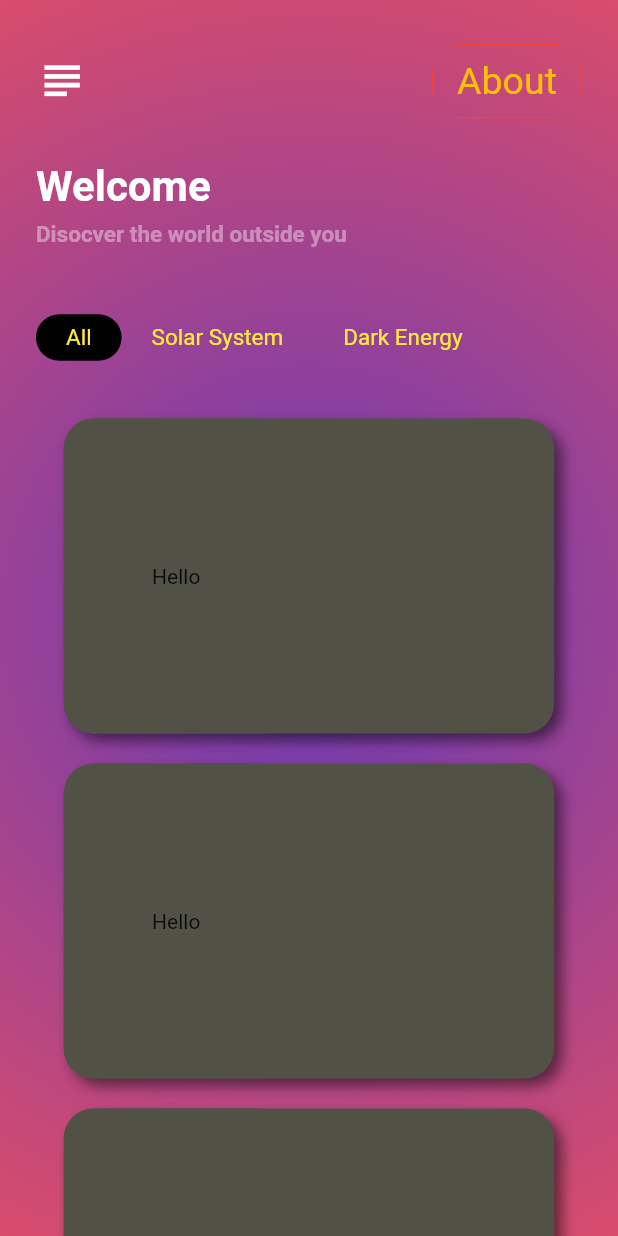
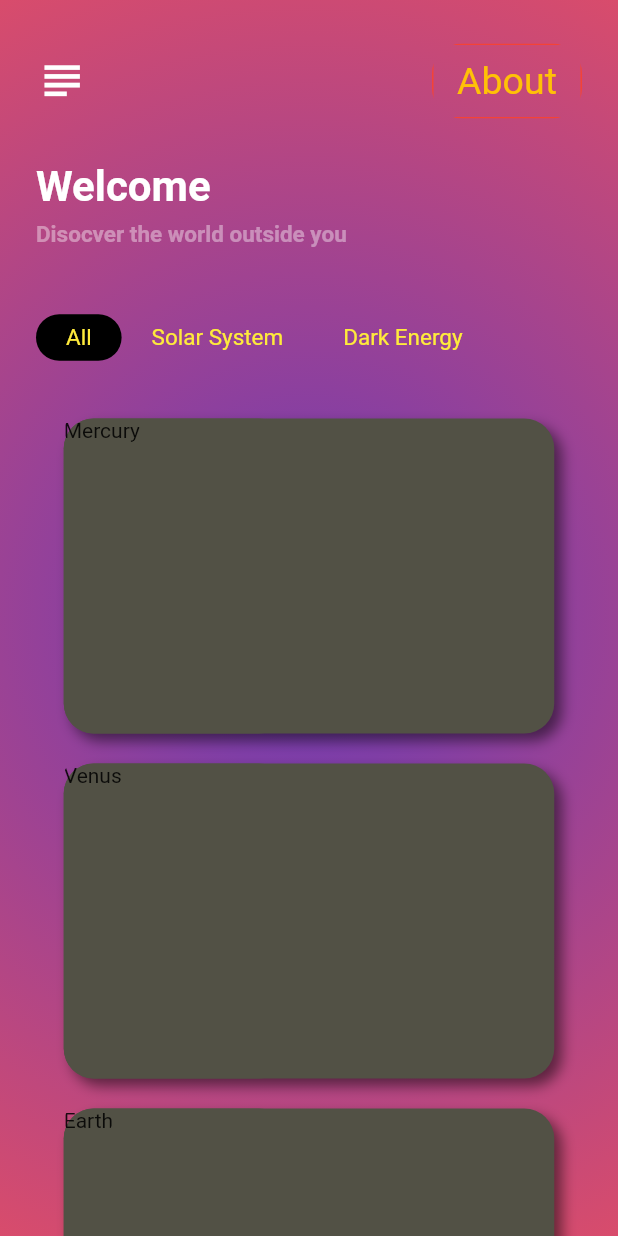
Before and after one commit to Rohit-RA-2020/Universe-App, a Flutter app: the screen it shows after launch, on a phone screen of 412 x 824 dp. Run offline on Flutter 3.47's test engine with Material 2 defaults, Android fonts, the phone set to English and light mode, and no system bars; our stand-ins replace simple_animations.

Commit message:
Displaying dynamic data in ListViews

```diff
--- a/lib/home.dart
+++ b/lib/home.dart
@@ -189,12 +189,14 @@ class _HomeState extends State<Home> {
                       physics: ClampingScrollPhysics(),
                       shrinkWrap: true,
                       itemBuilder: (context, index) {
+                        final celestial = CelestialModel.items[index];
                         String heroTag = "humingbird" + index.toString();
                         return FadeAnimation(
                           fadeDirection: FadeDirection.right,
                           delay: 2 + index / 5,
                           child: CelestialCard(
                             heroTag: heroTag,
+                            name: celestial.name,
                           ),
                         );
                       },
@@ -212,14 +214,18 @@ class _HomeState extends State<Home> {
 
 class CelestialCard extends StatefulWidget {
   final String heroTag;
+  final String name;
 
-  const CelestialCard({Key key, this.heroTag}) : super(key: key);
+  const CelestialCard({Key key, this.heroTag, this.name}) : super(key: key);
 
   @override
-  _CelestialCardState createState() => _CelestialCardState();
+  _CelestialCardState createState() => _CelestialCardState(name);
 }
 
 class _CelestialCardState extends State<CelestialCard> {
+  final String name;
+
+  _CelestialCardState(this.name);
   @override
   Widget build(BuildContext context) {
     return Center(
@@ -253,8 +259,9 @@ class _CelestialCardState extends State<CelestialCard> {
                   child: Stack(
                     children: <Widget>[
                       ClipRRect(
-                          borderRadius: BorderRadius.all(Radius.circular(20)),
-                          child: Center(child: Text('Hello')))
+                        borderRadius: BorderRadius.all(Radius.circular(20)),
+                        child: Text(name),
+                      )
                     ],
                   ),
                 ),
```
